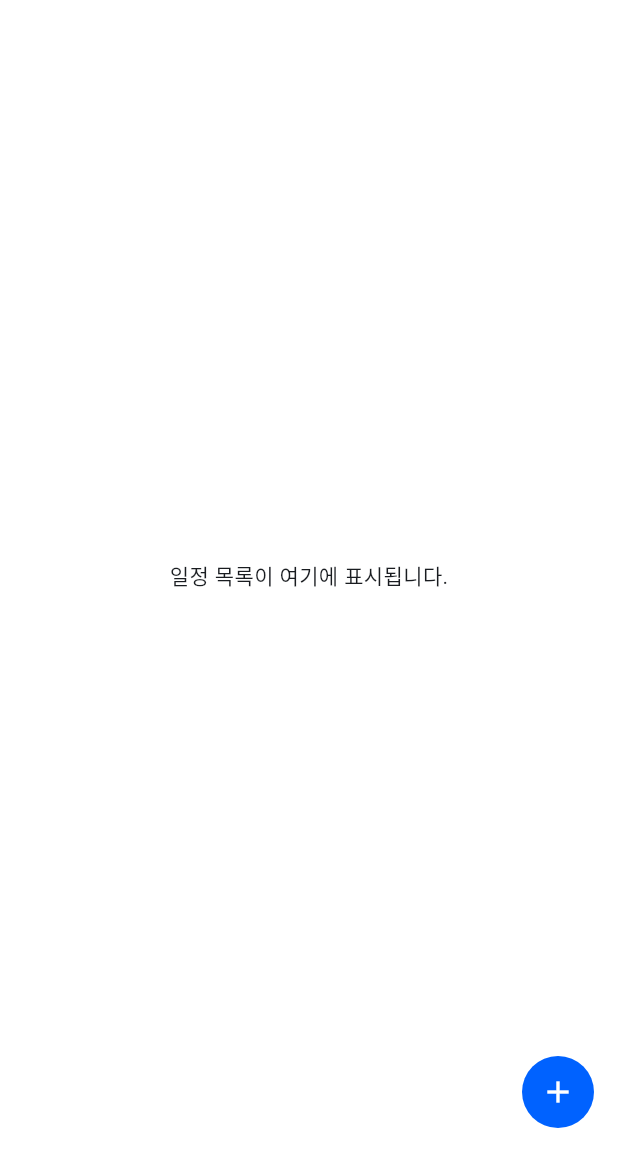
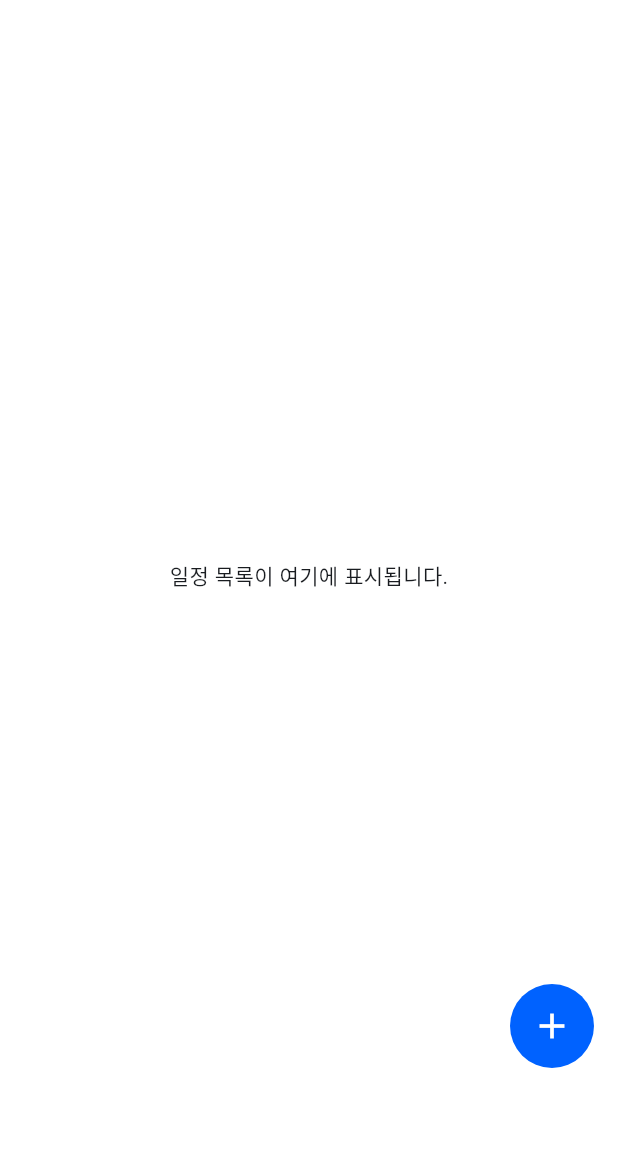
Before and after one commit to woodool/scheduleapp, a Flutter app: the screen it shows after launch, on a phone screen of 412 x 824 dp, the part 84-1236 px from its top. Run offline on Flutter 3.47's test engine with Material 3 defaults, Android fonts, the phone set to English and light mode, and no system bars.

Commit message:
드디어 성공

```diff
--- a/schedule/lib/features/schedule/presentation/pages/home_page.dart
+++ b/schedule/lib/features/schedule/presentation/pages/home_page.dart
@@ -27,7 +27,9 @@ class _HomePageState extends State<HomePage> {
       body: const Center(
         child: Text('일정 목록이 여기에 표시됩니다.'),
       ),
-      floatingActionButton: Column(
+      floatingActionButton: Padding(
+        padding: const EdgeInsets.only(bottom: 40),
+        child: Column(
           mainAxisSize: MainAxisSize.min,
           crossAxisAlignment: CrossAxisAlignment.end,
           children: [
@@ -41,13 +43,6 @@ class _HomePageState extends State<HomePage> {
                     decoration: BoxDecoration(
                       color: Colors.white,
                       borderRadius: BorderRadius.circular(8),
-                    boxShadow: [
-                      BoxShadow(
-                        color: Colors.black.withOpacity(0.1),
-                        blurRadius: 4,
-                        offset: const Offset(0, 2),
-                      ),
-                    ],
                     ),
                     child: TextButton(
                       onPressed: () {
@@ -58,12 +53,15 @@ class _HomePageState extends State<HomePage> {
                         print('네비게이션 시도됨');
                       },
                       style: TextButton.styleFrom(
-                      padding: const EdgeInsets.symmetric(horizontal: 12, vertical: 8),
+                        padding: const EdgeInsets.only(left: 12, right: 5, top: 8, bottom: 8),
                         backgroundColor: Colors.transparent,
                         foregroundColor: Colors.black,
+                        minimumSize: Size.zero,
+                        tapTargetSize: MaterialTapTargetSize.shrinkWrap,
                       ),
                       child: Row(
                         mainAxisSize: MainAxisSize.min,
+                        mainAxisAlignment: MainAxisAlignment.end,
                         children: [
                           const Text(
                             '리마인더 추가',
@@ -76,10 +74,24 @@ class _HomePageState extends State<HomePage> {
                             ),
                           ),
                           const SizedBox(width: 12),
-                        Image.asset(
-                          'assets/images/add_reminder.png',
-                          width: 48,
-                          height: 48,
+                          Container(
+                            width: 56,
+                            height: 56,
+                            decoration: BoxDecoration(
+                              shape: BoxShape.circle,
+                              color: Colors.white,
+                              border: Border.all(
+                                color: const Color(0xFF0062FF),
+                                width: 1,
+                              ),
+                            ),
+                            child: Center(
+                              child: Image.asset(
+                                'assets/images/reminder.png',
+                                width: 24,
+                                height: 24,
+                              ),
+                            ),
                           ),
                         ],
                       ),
@@ -90,13 +102,6 @@ class _HomePageState extends State<HomePage> {
                     decoration: BoxDecoration(
                       color: Colors.white,
                       borderRadius: BorderRadius.circular(8),
-                    boxShadow: [
-                      BoxShadow(
-                        color: Colors.black.withOpacity(0.1),
-                        blurRadius: 4,
-                        offset: const Offset(0, 2),
-                      ),
-                    ],
                     ),
                     child: TextButton(
                       onPressed: () {
@@ -107,12 +112,15 @@ class _HomePageState extends State<HomePage> {
                         print('네비게이션 시도됨');
                       },
                       style: TextButton.styleFrom(
-                      padding: const EdgeInsets.symmetric(horizontal: 12, vertical: 8),
+                        padding: const EdgeInsets.only(left: 12, right: 5, top: 8, bottom: 8),
                         backgroundColor: Colors.transparent,
                         foregroundColor: Colors.black,
+                        minimumSize: Size.zero,
+                        tapTargetSize: MaterialTapTargetSize.shrinkWrap,
                       ),
                       child: Row(
                         mainAxisSize: MainAxisSize.min,
+                        mainAxisAlignment: MainAxisAlignment.end,
                         children: [
                           const Text(
                             '일정 추가',
@@ -125,10 +133,24 @@ class _HomePageState extends State<HomePage> {
                             ),
                           ),
                           const SizedBox(width: 12),
-                        Image.asset(
-                          'assets/images/add_schedule.png',
-                          width: 48,
-                          height: 48,
+                          Container(
+                            width: 56,
+                            height: 56,
+                            decoration: BoxDecoration(
+                              shape: BoxShape.circle,
+                              color: Colors.white,
+                              border: Border.all(
+                                color: const Color(0xFF0062FF),
+                                width: 1,
+                              ),
+                            ),
+                            child: Center(
+                              child: Image.asset(
+                                'assets/images/schedule.png',
+                                width: 24,
+                                height: 24,
+                              ),
+                            ),
                           ),
                         ],
                       ),
@@ -137,8 +159,8 @@ class _HomePageState extends State<HomePage> {
                 ],
               ),
             Container(
-            width: 48,
-            height: 48,
+              width: 56,
+              height: 56,
               decoration: const BoxDecoration(
                 shape: BoxShape.circle,
                 color: Color(0xFF0062FF),
@@ -155,7 +177,7 @@ class _HomePageState extends State<HomePage> {
                       child: const Icon(
                         Icons.add,
                         color: Colors.white,
-                      size: 24,
+                        size: 28,
                       ),
                     ),
                   ),
@@ -164,6 +186,8 @@ class _HomePageState extends State<HomePage> {
             ),
           ],
         ),
+      ),
+      floatingActionButtonLocation: FloatingActionButtonLocation.endFloat,
     );
   }
 }
```
Also changed, not shown: schedule/assets/images/add_reminder.png (deleted), schedule/assets/images/add_schedule.png (deleted), schedule/assets/images/reminder.png (added), schedule/assets/images/schedele.png (added). Lines whose indentation alone changed are shown as unchanged.
